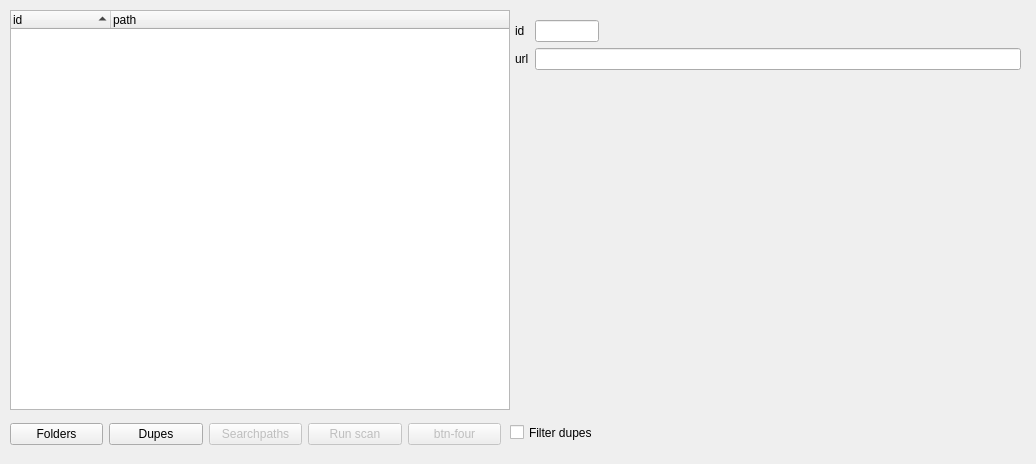
kthordarson/findgits, file main.ui: the form before one commit.
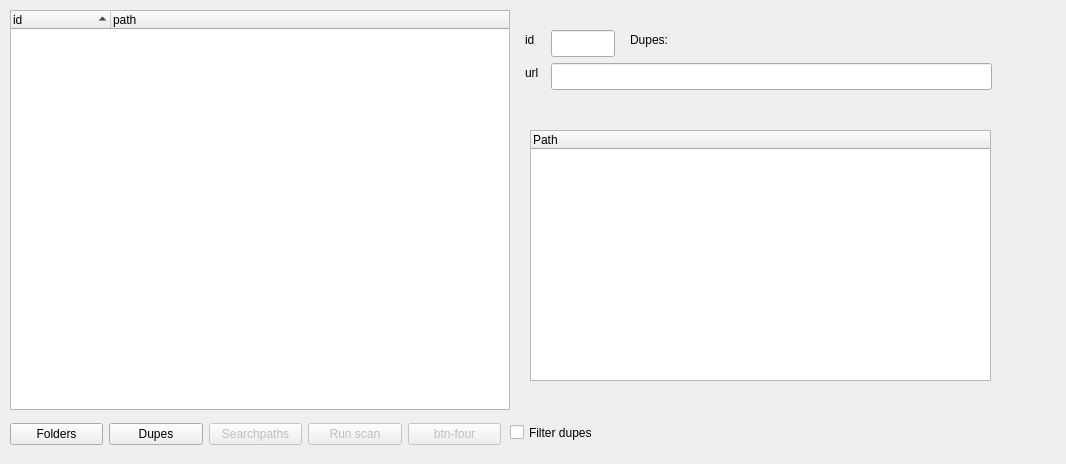
The form after the commit.

Patch:
```diff
--- a/main.ui
+++ b/main.ui
@@ -6,7 +6,7 @@
    <rect>
     <x>0</x>
     <y>0</y>
-    <width>1036</width>
+    <width>1066</width>
     <height>464</height>
    </rect>
   </property>
@@ -45,73 +45,6 @@
     </property>
    </column>
   </widget>
-  <widget class="QWidget" name="formLayoutWidget">
-   <property name="geometry">
-    <rect>
-     <x>510</x>
-     <y>20</y>
-     <width>511</width>
-     <height>99</height>
-    </rect>
-   </property>
-   <layout class="QFormLayout" name="formLayout">
-    <property name="leftMargin">
-     <number>5</number>
-    </property>
-    <item row="3" column="0">
-     <widget class="QLabel" name="foobarLabel">
-      <property name="text">
-       <string>url</string>
-      </property>
-     </widget>
-    </item>
-    <item row="3" column="1">
-     <widget class="QLineEdit" name="urlLineEdit">
-      <property name="readOnly">
-       <bool>true</bool>
-      </property>
-     </widget>
-    </item>
-    <item row="1" column="0">
-     <widget class="QLabel" name="idLabel">
-      <property name="text">
-       <string>id</string>
-      </property>
-     </widget>
-    </item>
-    <item row="1" column="1">
-     <widget class="QLineEdit" name="idLineEdit">
-      <property name="sizePolicy">
-       <sizepolicy hsizetype="Maximum" vsizetype="Fixed">
-        <horstretch>0</horstretch>
-        <verstretch>0</verstretch>
-       </sizepolicy>
-      </property>
-      <property name="maximumSize">
-       <size>
-        <width>64</width>
-        <height>16777215</height>
-       </size>
-      </property>
-      <property name="baseSize">
-       <size>
-        <width>33</width>
-        <height>0</height>
-       </size>
-      </property>
-      <property name="maxLength">
-       <number>4</number>
-      </property>
-      <property name="alignment">
-       <set>Qt::AlignCenter</set>
-      </property>
-      <property name="readOnly">
-       <bool>true</bool>
-      </property>
-     </widget>
-    </item>
-   </layout>
-  </widget>
   <widget class="QWidget" name="layoutWidget">
    <property name="geometry">
     <rect>
@@ -184,6 +117,113 @@
     <string>Filter dupes</string>
    </property>
   </widget>
+  <widget class="QTreeWidget" name="dupetree">
+   <property name="geometry">
+    <rect>
+     <x>530</x>
+     <y>130</y>
+     <width>461</width>
+     <height>251</height>
+    </rect>
+   </property>
+   <property name="autoExpandDelay">
+    <number>0</number>
+   </property>
+   <column>
+    <property name="text">
+     <string>Path</string>
+    </property>
+   </column>
+  </widget>
+  <widget class="QLabel" name="dupecountlabel">
+   <property name="geometry">
+    <rect>
+     <x>630</x>
+     <y>30</y>
+     <width>121</width>
+     <height>19</height>
+    </rect>
+   </property>
+   <property name="text">
+    <string>Dupes:</string>
+   </property>
+  </widget>
+  <widget class="QLabel" name="foobarLabel">
+   <property name="geometry">
+    <rect>
+     <x>525</x>
+     <y>63</y>
+     <width>20</width>
+     <height>19</height>
+    </rect>
+   </property>
+   <property name="text">
+    <string>url</string>
+   </property>
+  </widget>
+  <widget class="QLineEdit" name="idLineEdit">
+   <property name="geometry">
+    <rect>
+     <x>551</x>
+     <y>30</y>
+     <width>64</width>
+     <height>27</height>
+    </rect>
+   </property>
+   <property name="sizePolicy">
+    <sizepolicy hsizetype="Maximum" vsizetype="Fixed">
+     <horstretch>0</horstretch>
+     <verstretch>0</verstretch>
+    </sizepolicy>
+   </property>
+   <property name="maximumSize">
+    <size>
+     <width>64</width>
+     <height>16777215</height>
+    </size>
+   </property>
+   <property name="baseSize">
+    <size>
+     <width>33</width>
+     <height>0</height>
+    </size>
+   </property>
+   <property name="maxLength">
+    <number>4</number>
+   </property>
+   <property name="alignment">
+    <set>Qt::AlignCenter</set>
+   </property>
+   <property name="readOnly">
+    <bool>true</bool>
+   </property>
+  </widget>
+  <widget class="QLabel" name="idLabel">
+   <property name="geometry">
+    <rect>
+     <x>525</x>
+     <y>30</y>
+     <width>16</width>
+     <height>19</height>
+    </rect>
+   </property>
+   <property name="text">
+    <string>id</string>
+   </property>
+  </widget>
+  <widget class="QLineEdit" name="urlLineEdit">
+   <property name="geometry">
+    <rect>
+     <x>551</x>
+     <y>63</y>
+     <width>441</width>
+     <height>27</height>
+    </rect>
+   </property>
+   <property name="readOnly">
+    <bool>true</bool>
+   </property>
+  </widget>
   <action name="actionactionone">
    <property name="checkable">
     <bool>true</bool>
```
Left out of the diff: 2 changed lines with no effect on the pictures.
